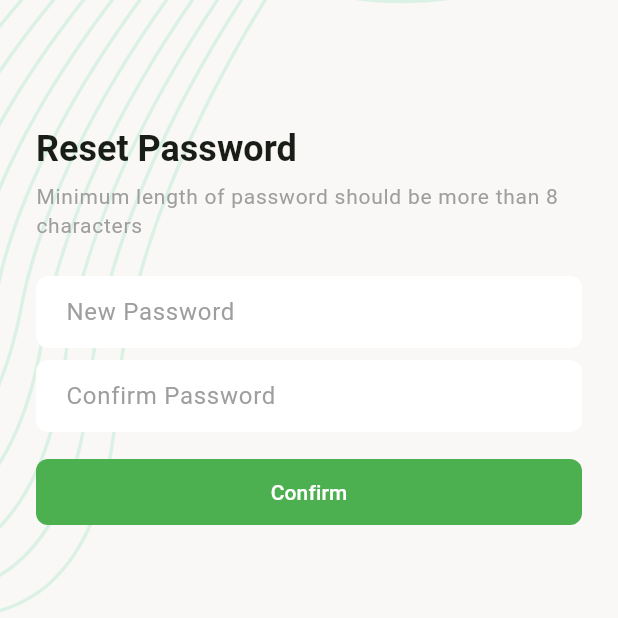
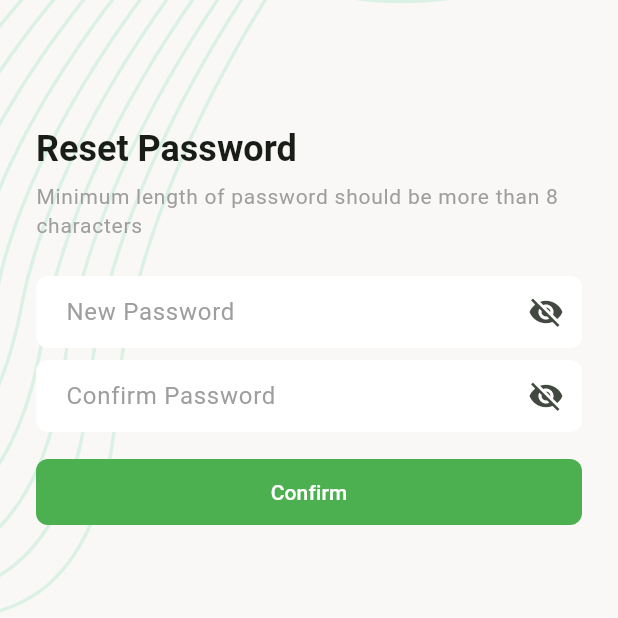
Before and after one commit to Prosenjit-sarker/task_manager, a Flutter app: the ResetPasswordScreen screen opened by its route, on a phone screen of 412 x 824 dp, the top half of it. Run offline on Flutter 3.47's test engine with Material 3 defaults, Android fonts, the phone set to English and light mode, and no system bars; our stand-ins replace email_validator, flutter_svg, image_picker, pin_code_fields, shared_preferences; accounts and stored records are empty; network calls fail.

Commit message:
update signin signup and reset password icon button

```diff
--- a/lib/app.dart
+++ b/lib/app.dart
@@ -65,6 +65,7 @@ class TaskManager extends StatelessWidget {
         scaffoldBackgroundColor: Colors.green.shade50,
       ),
 
+
       routes: <String, WidgetBuilder> {
         SplashScreen.name : (_) => SplashScreen(),
         SignInScreen.name : (_) => SignInScreen(),
--- a/lib/ui/screens/reset_password_screen.dart
+++ b/lib/ui/screens/reset_password_screen.dart
@@ -19,6 +19,8 @@ class _ResetPasswordScreenState extends State<ResetPasswordScreen> {
   final TextEditingController _newPassController = TextEditingController();
   final TextEditingController _confirmPassController = TextEditingController();
   bool _setpasswordInProgress = false;
+  bool _isNewPassVisible = false;
+  bool _obscureText = true;
 
   late String email;
   late String otp;
@@ -56,14 +58,39 @@ class _ResetPasswordScreenState extends State<ResetPasswordScreen> {
                 const SizedBox(height: 24),
                 TextFormField(
                   controller: _newPassController,
-                  obscureText: true,
-                  decoration: const InputDecoration(hintText: 'New Password'),
+                  obscureText: !_isNewPassVisible,
+                  decoration: InputDecoration(
+                    hintText: 'New Password',
+                    suffixIcon: IconButton(
+                      icon: Icon(
+                        _isNewPassVisible ? Icons.visibility : Icons.visibility_off,
+                      ),
+                      onPressed: () {
+                        setState(() {
+                          _isNewPassVisible = !_isNewPassVisible;
+                        });
+                      },
+                    ),
+                  ),
                 ),
+
                 const SizedBox(height: 8),
                 TextFormField(
                   controller: _confirmPassController,
-                  obscureText: true,
-                  decoration: const InputDecoration(hintText: 'Confirm Password'),
+                  obscureText: _obscureText,
+                  decoration: InputDecoration(
+                    hintText: 'Confirm Password',
+                    suffixIcon: IconButton(
+                      icon: Icon(
+                        _obscureText ? Icons.visibility_off : Icons.visibility,
+                      ),
+                      onPressed: () {
+                        setState(() {
+                          _obscureText = !_obscureText;
+                        });
+                      },
+                    ),
+                  ),
                 ),
                 const SizedBox(height: 16),
                 SizedBox(
--- a/pubspec.yaml
+++ b/pubspec.yaml
@@ -22,6 +22,7 @@ dependencies:
   intl: ^0.20.2
   image_picker: ^1.2.1
 
+
 dev_dependencies:
   flutter_test:
     sdk: flutter
```
Also changed, not shown: lib/ui/screens/sign_in_screen.dart (+19 -5 lines), lib/ui/screens/sign_up_screen.dart (+18 -6 lines).
